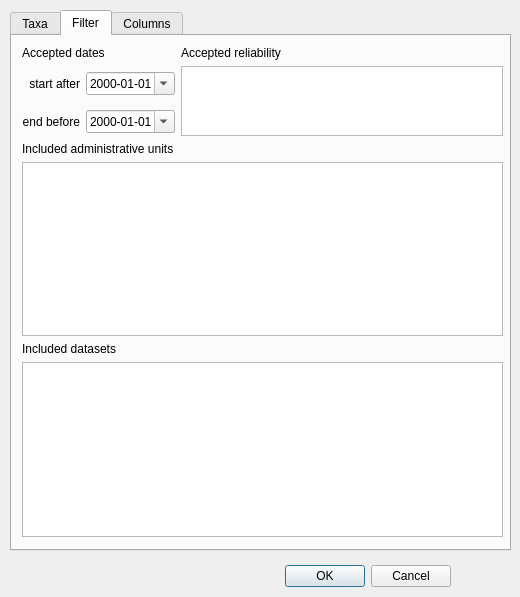
This is nofa_visualisation_dialog_base.ui in NINAnor/NOFAVisualisation as Qt 5 draws it before an edit. The edited form follows.
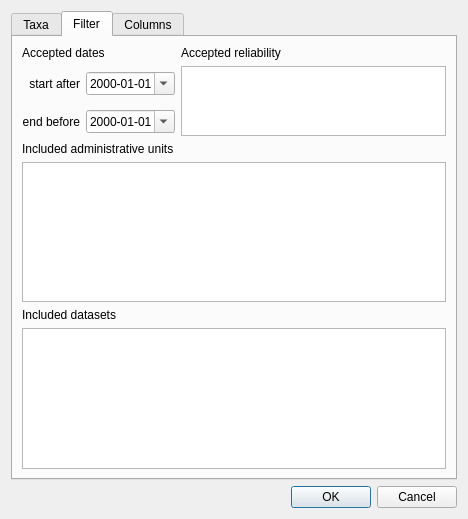
This is the edited form. The open tabs and pages were chosen to show the change.

```diff
--- a/nofa_visualisation_dialog_base.ui
+++ b/nofa_visualisation_dialog_base.ui
@@ -6,54 +6,27 @@
    <rect>
     <x>0</x>
     <y>0</y>
-    <width>520</width>
-    <height>597</height>
+    <width>468</width>
+    <height>519</height>
    </rect>
   </property>
   <property name="windowTitle">
    <string>NOFA Visualisation</string>
   </property>
-  <widget class="QDialogButtonBox" name="button_box">
-   <property name="geometry">
-    <rect>
-     <x>110</x>
-     <y>560</y>
-     <width>341</width>
-     <height>32</height>
-    </rect>
-   </property>
-   <property name="orientation">
-    <enum>Qt::Horizontal</enum>
-   </property>
-   <property name="standardButtons">
-    <set>QDialogButtonBox::Cancel|QDialogButtonBox::Ok</set>
-   </property>
-  </widget>
+  <layout class="QGridLayout" name="gridLayout_2">
+   <item row="0" column="0">
+    <layout class="QVBoxLayout" name="verticalLayout">
+     <item>
   <widget class="QTabWidget" name="tabWidget">
-   <property name="geometry">
-    <rect>
-     <x>10</x>
-     <y>10</y>
-     <width>501</width>
-     <height>541</height>
-    </rect>
-   </property>
    <property name="currentIndex">
-    <number>1</number>
+        <number>0</number>
    </property>
    <widget class="QWidget" name="Taxa">
     <attribute name="title">
      <string>Taxa</string>
     </attribute>
-    <widget class="QWidget" name="gridLayoutWidget">
-     <property name="geometry">
-      <rect>
-       <x>0</x>
-       <y>10</y>
-       <width>443</width>
-       <height>491</height>
-      </rect>
-     </property>
+        <layout class="QGridLayout" name="gridLayout_5">
+         <item row="0" column="0">
      <layout class="QGridLayout" name="gridLayout">
       <item row="0" column="0" colspan="4">
        <widget class="QLabel" name="label">
@@ -200,24 +173,24 @@
        </widget>
       </item>
      </layout>
-    </widget>
+         </item>
+        </layout>
    </widget>
    <widget class="QWidget" name="tab">
     <attribute name="title">
      <string>Filter</string>
     </attribute>
-    <widget class="QWidget" name="gridLayoutWidget_3">
-     <property name="geometry">
-      <rect>
-       <x>10</x>
-       <y>10</y>
-       <width>481</width>
-       <height>491</height>
-      </rect>
-     </property>
+        <layout class="QGridLayout" name="gridLayout_4">
+         <item row="0" column="0">
      <layout class="QGridLayout" name="gridLayout_3">
       <item row="1" column="2" rowspan="2">
        <widget class="QListWidget" name="reliability">
+             <property name="sizePolicy">
+              <sizepolicy hsizetype="MinimumExpanding" vsizetype="Expanding">
+               <horstretch>0</horstretch>
+               <verstretch>0</verstretch>
+              </sizepolicy>
+             </property>
         <property name="selectionMode">
          <enum>QAbstractItemView::ExtendedSelection</enum>
         </property>
@@ -259,6 +232,12 @@
       </item>
       <item row="1" column="1">
        <widget class="QDateEdit" name="after">
+             <property name="sizePolicy">
+              <sizepolicy hsizetype="Minimum" vsizetype="Fixed">
+               <horstretch>0</horstretch>
+               <verstretch>0</verstretch>
+              </sizepolicy>
+             </property>
         <property name="displayFormat">
          <string>yyyy-MM-dd</string>
         </property>
@@ -269,6 +248,12 @@
       </item>
       <item row="2" column="1">
        <widget class="QDateEdit" name="before">
+             <property name="sizePolicy">
+              <sizepolicy hsizetype="Minimum" vsizetype="Fixed">
+               <horstretch>0</horstretch>
+               <verstretch>0</verstretch>
+              </sizepolicy>
+             </property>
         <property name="displayFormat">
          <string>yyyy-MM-dd</string>
         </property>
@@ -320,40 +305,45 @@
        </widget>
       </item>
      </layout>
-    </widget>
+         </item>
+        </layout>
    </widget>
    <widget class="QWidget" name="Columns">
     <attribute name="title">
      <string>Columns</string>
     </attribute>
-    <widget class="QListWidget" name="columns">
-     <property name="geometry">
-      <rect>
-       <x>10</x>
-       <y>30</y>
-       <width>401</width>
-       <height>471</height>
-      </rect>
-     </property>
-     <property name="selectionMode">
-      <enum>QAbstractItemView::ExtendedSelection</enum>
-     </property>
-    </widget>
+        <layout class="QGridLayout" name="gridLayout_6">
+         <item row="0" column="0">
     <widget class="QLabel" name="columns_label">
-     <property name="geometry">
-      <rect>
-       <x>10</x>
-       <y>10</y>
-       <width>401</width>
-       <height>18</height>
-      </rect>
-     </property>
      <property name="text">
       <string>Columns to display</string>
      </property>
     </widget>
-   </widget>
-  </widget>
+         </item>
+         <item row="1" column="0">
+          <widget class="QListWidget" name="columns">
+           <property name="selectionMode">
+            <enum>QAbstractItemView::ExtendedSelection</enum>
+           </property>
+          </widget>
+         </item>
+        </layout>
+       </widget>
+      </widget>
+     </item>
+     <item>
+      <widget class="QDialogButtonBox" name="button_box">
+       <property name="orientation">
+        <enum>Qt::Horizontal</enum>
+       </property>
+       <property name="standardButtons">
+        <set>QDialogButtonBox::Cancel|QDialogButtonBox::Ok</set>
+       </property>
+      </widget>
+     </item>
+    </layout>
+   </item>
+  </layout>
  </widget>
  <resources/>
  <connections>
```
Lines whose indentation alone changed are shown as unchanged.
